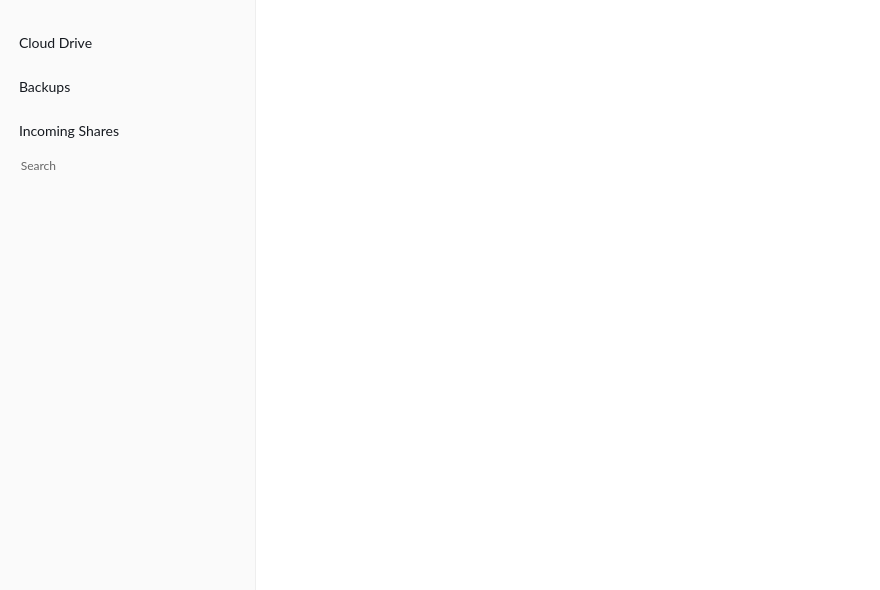
Old version of the form src/MEGASync/gui/node_selector/gui/macx/NodeSelector.ui in the repository meganz/MEGAsync.
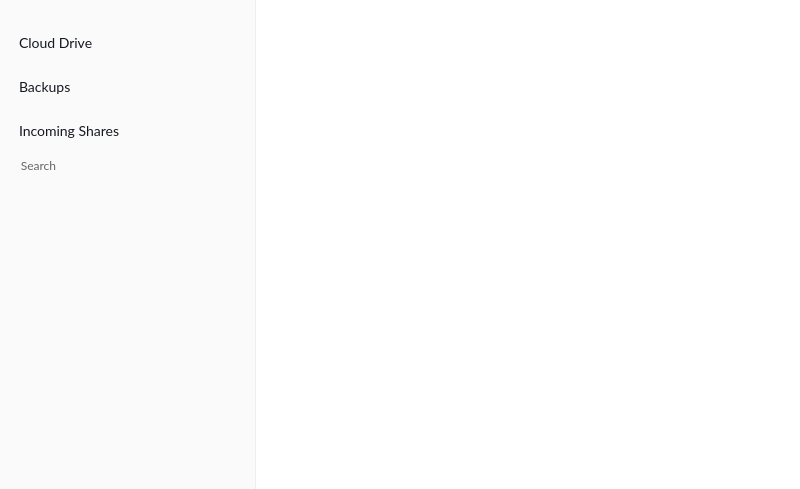
New version of the form. Icons and pictures are not drawn.

```diff
--- a/src/MEGASync/gui/node_selector/gui/macx/NodeSelector.ui
+++ b/src/MEGASync/gui/node_selector/gui/macx/NodeSelector.ui
@@ -9,14 +9,14 @@
    <rect>
     <x>0</x>
     <y>0</y>
-    <width>880</width>
-    <height>590</height>
+    <width>800</width>
+    <height>489</height>
    </rect>
   </property>
   <property name="minimumSize">
    <size>
-    <width>700</width>
-    <height>530</height>
+    <width>600</width>
+    <height>300</height>
    </size>
   </property>
   <property name="windowTitle">
```
